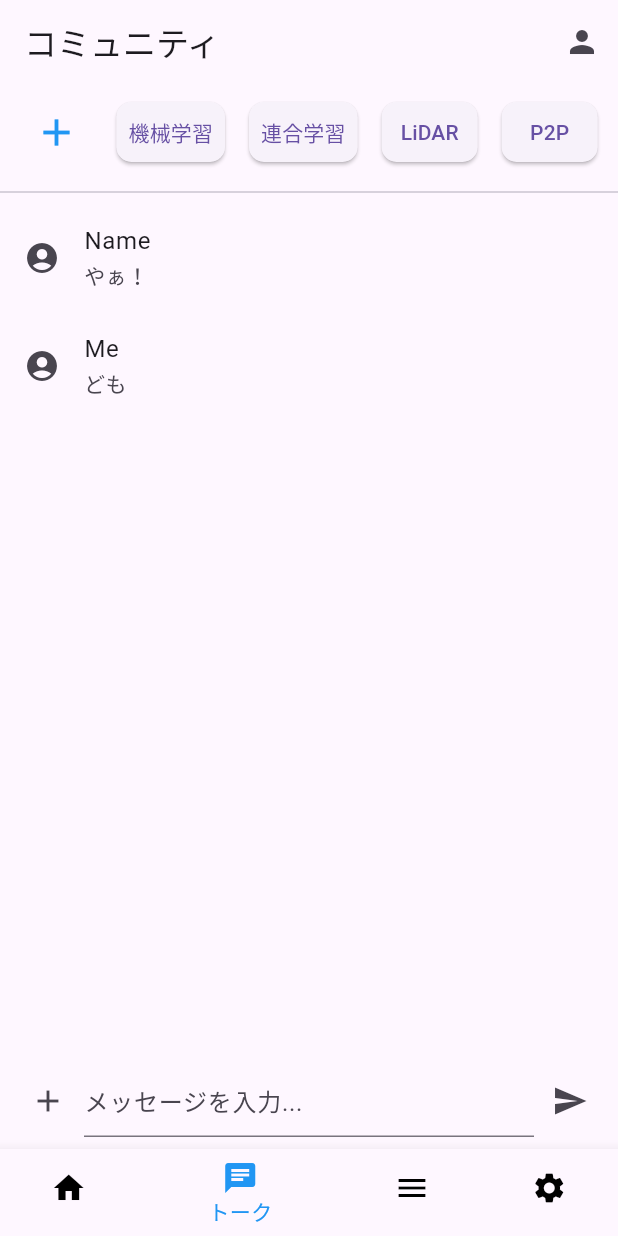
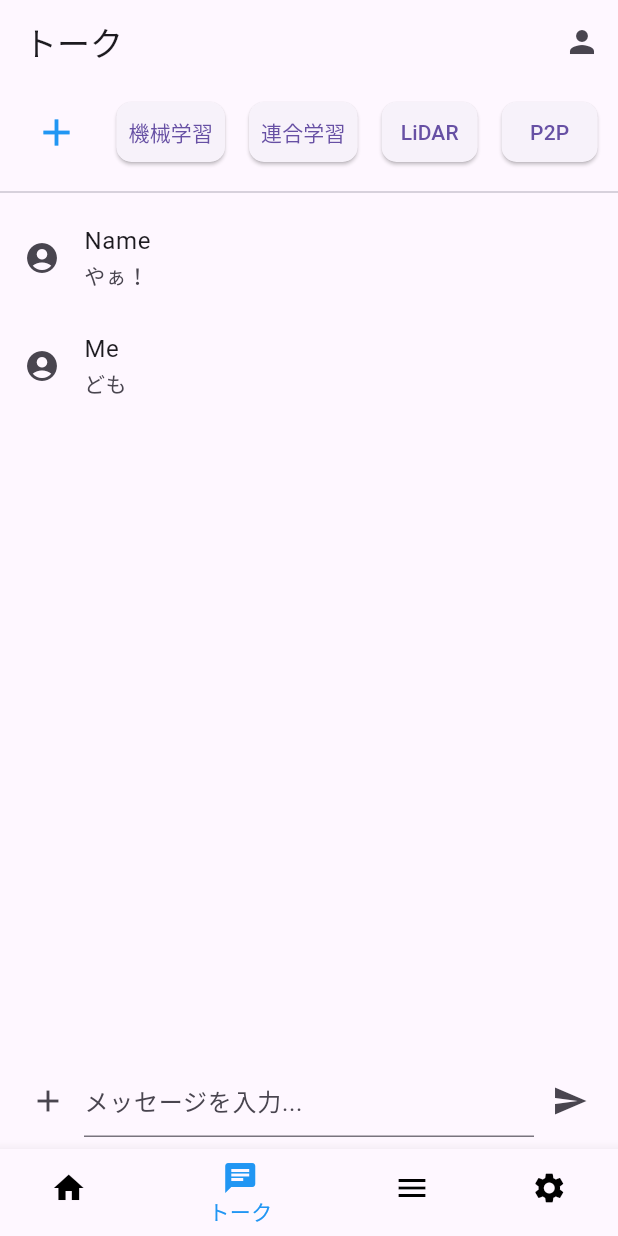
Before and after one commit to jphacks/tk_2418, a Flutter app: the screen it shows after launch, item 2 of the bottom bar chosen, after a tap on the "person" icon, on a phone screen of 412 x 824 dp. Run offline on Flutter 3.47's test engine with Material 3 defaults, Android fonts, the phone set to English and light mode, and no system bars; accounts and stored records are empty.

Commit message:
update comm view

```diff
--- a/frontend/lib/view/community_view.dart
+++ b/frontend/lib/view/community_view.dart
@@ -36,12 +36,12 @@ class _CommunityViewState extends State<CommunityView> {
     final communityViewModel = Provider.of<CommunityViewModel>(context);//ToDO: ここにViewModelを通して値の流し込みを行う
 
     return Scaffold(
-      appBar: AppBar(
-        title: const Text('コミュニティ'),
-        actions: [
-          IconButton(onPressed: () => {}, icon: const Icon(Icons.person)),
-        ],
-      ),
+      // appBar: AppBar(
+      //   title: const Text('コミュニティ'),
+      //   actions: [
+      //     IconButton(onPressed: () => {}, icon: const Icon(Icons.person)),
+      //   ],
+      // ),
 
       body: Column(
         children: [
@@ -133,20 +133,20 @@ class _CommunityViewState extends State<CommunityView> {
         ],
       ),
 
-      bottomNavigationBar: BottomNavigationBar(
-        currentIndex: _selectedIndex,
-        items: const [
-          BottomNavigationBarItem(icon: Icon(Icons.home), label: 'ホーム'),
-          BottomNavigationBarItem(icon: Icon(Icons.chat), label: 'トーク'),
-          BottomNavigationBarItem(icon: Icon(Icons.menu), label: '文献'),
-          BottomNavigationBarItem(icon: Icon(Icons.settings), label: '設定'),
-        ],
-        selectedItemColor: Colors.blue,
-        unselectedItemColor: Colors.black,
-        onTap: (int index) {
-          communityViewModel.navigateToHomeView(context);
-        },
-      ),
+      // bottomNavigationBar: BottomNavigationBar(
+      //   currentIndex: _selectedIndex,
+      //   items: const [
+      //     BottomNavigationBarItem(icon: Icon(Icons.home), label: 'ホーム'),
+      //     BottomNavigationBarItem(icon: Icon(Icons.chat), label: 'トーク'),
+      //     BottomNavigationBarItem(icon: Icon(Icons.menu), label: '文献'),
+      //     BottomNavigationBarItem(icon: Icon(Icons.settings), label: '設定'),
+      //   ],
+      //   selectedItemColor: Colors.blue,
+      //   unselectedItemColor: Colors.black,
+      //   onTap: (int index) {
+      //     communityViewModel.navigateToHomeView(context);
+      //   },
+      // ),
     );
   }
 }
--- a/frontend/lib/view/home_view.dart
+++ b/frontend/lib/view/home_view.dart
@@ -35,6 +35,13 @@ class _HomeScreenState extends State<HomeScreen> {
     "P2P",
   ];
 
+  List<String> titles = [
+    "ホーム",
+    "トーク",
+    "文献",
+    "設定"
+  ];
+
   void _onItemTapped(int index) {
     setState(() {
       _selectedIndex = index;
@@ -54,7 +61,7 @@ class _HomeScreenState extends State<HomeScreen> {
     final homeViewModel = Provider.of<HomeViewModel>(context);
     return Scaffold(
       appBar: AppBar(
-        title: Text('ホーム'),
+        title: Text(titles[_selectedIndex]),
         actions: [
           IconButton(onPressed: () => {}, icon: const Icon(Icons.person)),
         ],
@@ -147,6 +154,8 @@ class _HomeScreenState extends State<HomeScreen> {
           ),
         ),
           CommunityView(),
+          const Center(child: Text("No Screen"),),
+          const Center(child: Text("No Screen"),),
       ]),
 
       // ボトムナビゲーションバー
@@ -161,10 +170,10 @@ class _HomeScreenState extends State<HomeScreen> {
         selectedItemColor: Colors.blue,
         unselectedItemColor: Colors.black,
         onTap: (int index) {
-          _onItemTapped;
-          if (index == 1) {
-            homeViewModel.navigateToCommunityView(context);
-          }
+          _onItemTapped(index);
+          // if (index == 1) {
+          //   homeViewModel.navigateToCommunityView(context);
+          // }
         },
       ),
     );
--- a/frontend/lib/view/login_view.dart
+++ b/frontend/lib/view/login_view.dart
@@ -52,10 +52,9 @@ class AuthView extends StatelessWidget {
                       authViewModel.login(id, name, email);
                       print(authViewModel.isLoggedIn);
                       if (authViewModel.isLoggedIn) {
-                        // ログインが成功したら(CommunityView)HomeViesに遷移
+                        // ログインが成功したらHomeViesに遷移
                         Navigator.pushReplacement(
                           context,
-                          //MaterialPageRoute(builder: (context) => CommunityView()),
                           MaterialPageRoute(builder: (context) => const HomeScreen()),
                         );
                       } else {
```
